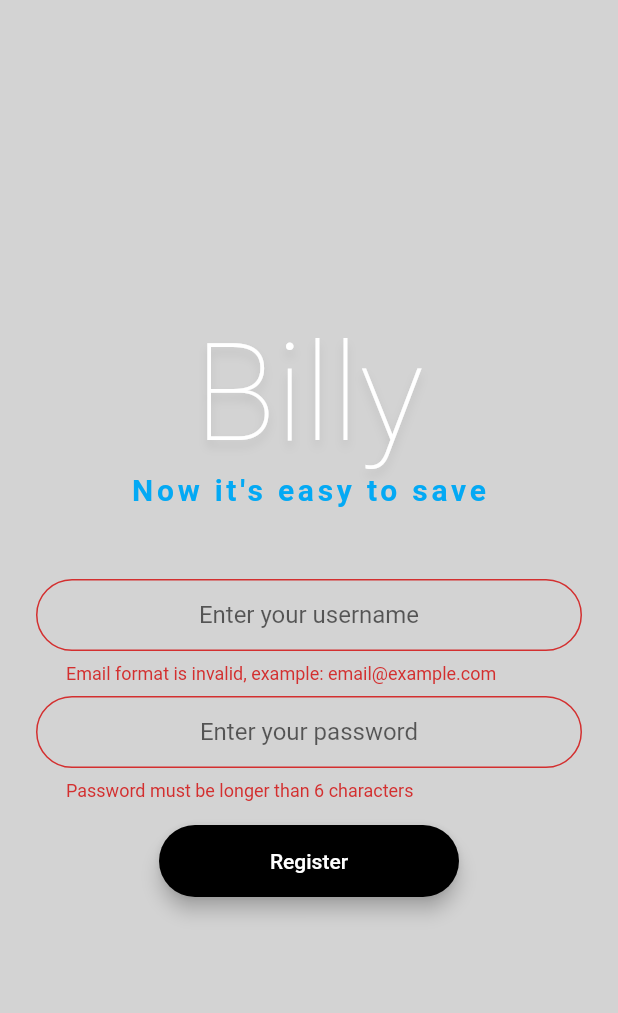
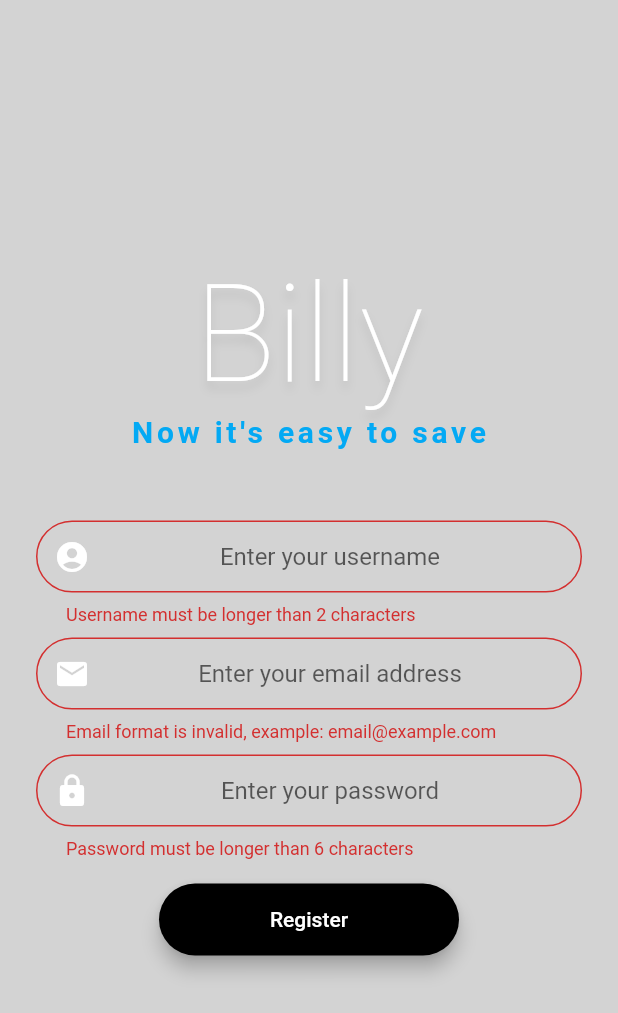
Before and after one commit to barilki/Billy, a Flutter app: the RegisterPage screen opened directly, after a tap on "Register", on a phone screen of 412 x 824 dp. Shown: the top 1013 px of the screen. Run offline on Flutter 3.47's test engine with Material 2 defaults, Android fonts, the phone set to English and light mode, and no system bars; our stand-ins replace awesome_dialog, camera, cloud_firestore, firebase_auth, firebase_core, firebase_storage and 6 more; missing offline and left inert: firebase_ml_vision, flutter_linear_datepicker, imap_client, web_scraper; accounts and stored records are empty.

Commit message:
ver 3.2.3

```diff
--- a/lib/constants/constants.dart
+++ b/lib/constants/constants.dart
@@ -5,7 +5,6 @@ const kBackGroundColor = Color(0xffd3d3d3);
 
 //Text field Style
 const kTextFieldDecoration = InputDecoration(
-  hintText: 'Enter a value',
   contentPadding: EdgeInsets.symmetric(vertical: 10.0, horizontal: 20.0),
   border: OutlineInputBorder(
     borderRadius: BorderRadius.all(Radius.circular(32.0)),
--- a/lib/login/log_page.dart
+++ b/lib/login/log_page.dart
@@ -45,7 +45,7 @@ class _LoginPageState extends State<LoginPage> {
                       _email = value.trim();
                     });
                   },
-                  decoration: kTextFieldDecoration.copyWith(hintText: 'Enter your username'),
+                  decoration: kTextFieldDecoration.copyWith(hintText: 'Enter your email address',prefixIcon: Icon(Icons.email,color : Colors.white)),
                 ),
                 SizedBox(
                   height: 8.0,
@@ -59,7 +59,7 @@ class _LoginPageState extends State<LoginPage> {
                       _password = value.trim();
                     });
                   },
-                  decoration: kTextFieldDecoration.copyWith(hintText: 'Enter your password'),
+                  decoration: kTextFieldDecoration.copyWith(hintText: 'Enter your password',prefixIcon: Icon(Icons.lock, color: Colors.white),)
                 ),
                 showSpinner? RoundedButton(
                   title: 'Log In',
--- a/lib/login/register_page.dart
+++ b/lib/login/register_page.dart
@@ -17,8 +17,7 @@ class RegisterPage extends StatefulWidget {
 
 class _RegisterPageState extends State<RegisterPage> {
   bool showSpinner = false;
-
-  String _email, _password;
+  String _email, _password, _user;
   final _auth = FirebaseAuth.instance;
   final _formKey = GlobalKey<FormState>();
 
@@ -42,15 +41,29 @@ class _RegisterPageState extends State<RegisterPage> {
                   height: 48.0,
                 ),
                 TextFormField(
+                    textAlign: TextAlign.center,
+                    validator: userNameValidator,
+                    onChanged: (value) {
+                      setState(() {
+                        _user = value.trim();
+                      });
+
+                    },
+                    decoration: kTextFieldDecoration.copyWith(hintText: 'Enter your username',prefixIcon: Icon(Icons.account_circle_sharp, color: Colors.white),)
+                ),
+
+                SizedBox(
+                  height: 8.0,
+                ),
+                TextFormField(
                   textAlign: TextAlign.center,
                   validator: emailValidator,
                   onChanged: (value) {
                     setState(() {
                       _email = value.trim();
                     });
-
                   },
-                  decoration: kTextFieldDecoration.copyWith(hintText: 'Enter your username'),
+                  decoration: kTextFieldDecoration.copyWith(hintText: 'Enter your email address',prefixIcon: Icon(Icons.email, color: Colors.white),)
                 ),
 
                 SizedBox(
@@ -64,9 +77,8 @@ class _RegisterPageState extends State<RegisterPage> {
                     setState(() {
                       _password = value.trim();
                     });
-
                   },
-                  decoration: kTextFieldDecoration.copyWith(hintText: 'Enter your password'),
+                  decoration: kTextFieldDecoration.copyWith(hintText: 'Enter your password',prefixIcon: Icon(Icons.lock, color: Colors.white),)
                 ),
                 RoundedButton(
                   title: 'Register',
@@ -75,7 +87,8 @@ class _RegisterPageState extends State<RegisterPage> {
                   onPressed: (){
                     if (_formKey.currentState.validate()) {
                         _auth.createUserWithEmailAndPassword(
-                            email: _email, password: _password).then((user) {
+                            email: _email, password: _password).then((res) {
+                              _auth.currentUser.updateProfile(displayName: _user);
                           Navigator.push(context,
                               MaterialPageRoute(builder: (context) =>
                                   LoginPage()));
@@ -83,7 +96,6 @@ class _RegisterPageState extends State<RegisterPage> {
                         }).catchError((e) {
                           warningAlerts(context, 'The email address is already in use by another account');
                         });
-
                       }
                   },
                 ),
--- a/lib/validation.dart
+++ b/lib/validation.dart
@@ -16,6 +16,16 @@ String emailValidator(String value) {
 String pwdValidator(String value) {
   if (value.length < 6) {
     return 'Password must be longer than 6 characters';
+  } else {
+    return null;
+  }
+}
+
+String userNameValidator(String value) {
+  if (value.length > 15) {
+    return 'Username must be shorter than 15 characters';
+  } if (value.length < 2) {
+    return 'Username must be longer than 2 characters';
   } else {
     return null;
   }
```
Also changed, not shown: lib/billymain_page.dart (+3 -4 lines), lib/companies/company_list.dart (+48 -15 lines).
